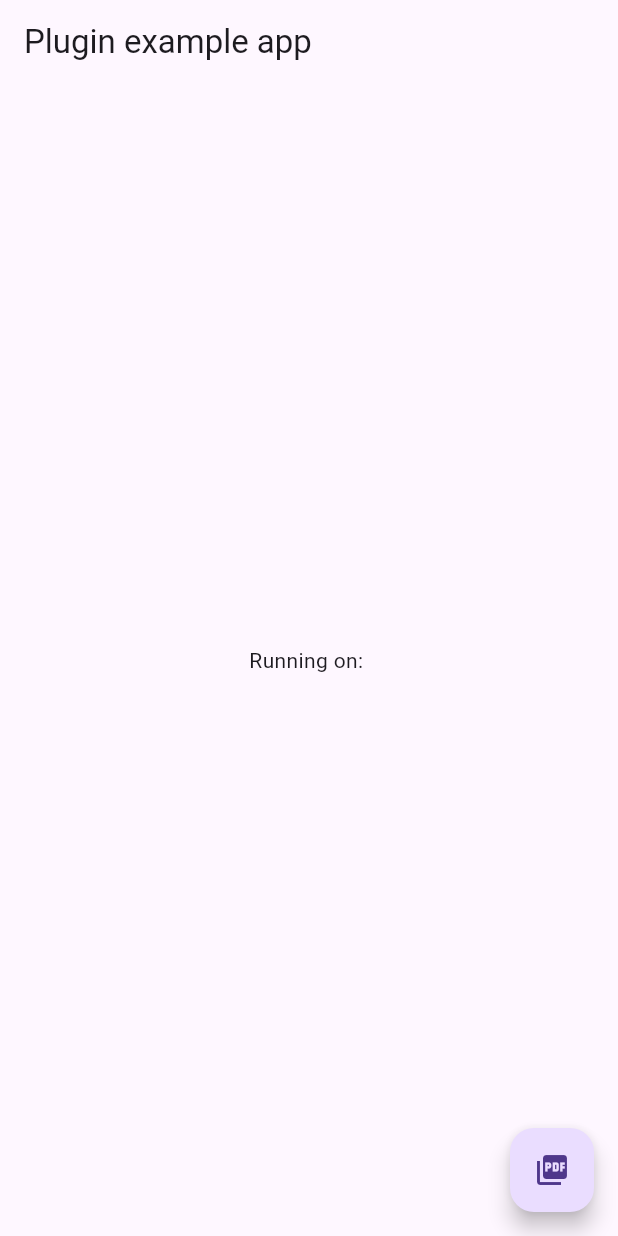
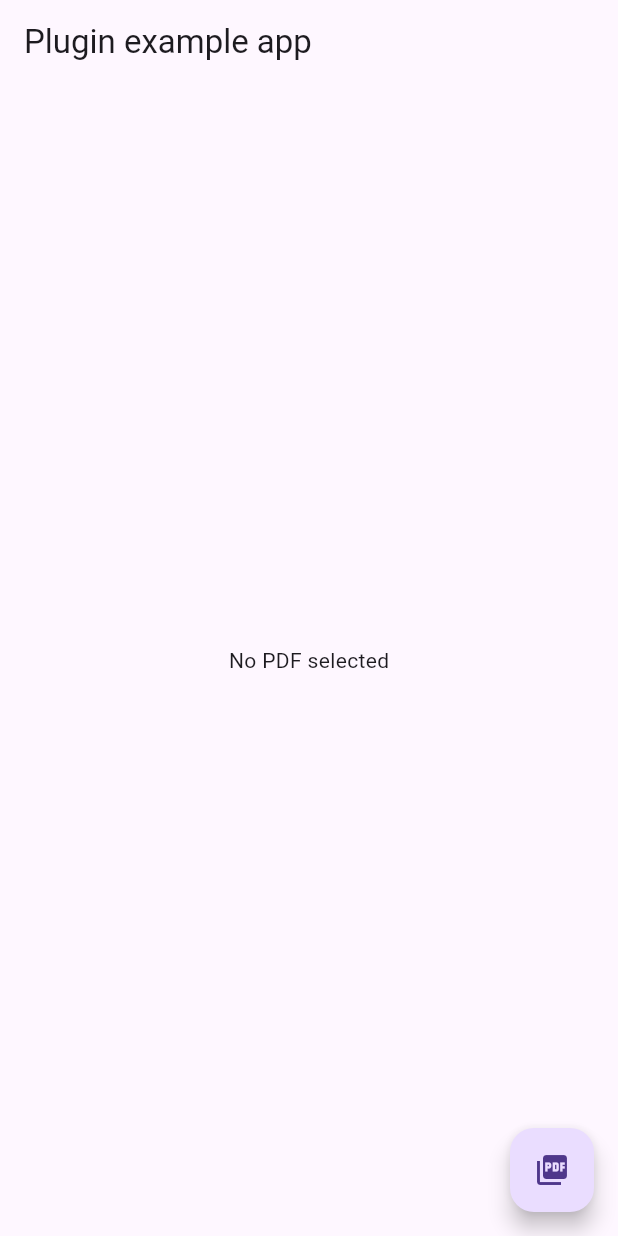
Before and after one commit to moghoneim-code/flutter_pdf_annotations, a Flutter app: the screen it shows after launch, after a tap on the "picture as pdf" icon, on a phone screen of 412 x 824 dp. Run offline on Flutter 3.47's test engine with Material 3 defaults, Android fonts, the phone set to English and light mode, and no system bars; our stand-ins replace file_picker, fluttertoast, plugin_platform_interface; missing offline and left inert: syncfusion_flutter_pdfviewer.

Commit message:
enhanced example

```diff
--- a/example/lib/main.dart
+++ b/example/lib/main.dart
@@ -1,7 +1,10 @@
 import 'dart:developer';
+import 'dart:io' as IO;
 import 'package:flutter/material.dart';
 import 'package:flutter_pdf_annotations/flutter_pdf_annotations.dart';
 import 'package:file_picker/file_picker.dart';
+import 'package:syncfusion_flutter_pdfviewer/pdfviewer.dart';
+import 'dart:typed_data';
 
 void main() {
   runApp(const MyApp());
@@ -20,7 +23,8 @@ class _MyAppState extends State<MyApp> {
     super.initState();
   }
 
-
+  final GlobalKey<SfPdfViewerState> _pdfViewerKey = GlobalKey();
+  Uint8List _file = Uint8List(0);
 
   @override
   Widget build(BuildContext context) {
@@ -28,19 +32,45 @@ class _MyAppState extends State<MyApp> {
       home: Scaffold(
         floatingActionButton: FloatingActionButton(
           onPressed: () async {
+            try {
               FilePickerResult? result = await FilePicker.platform.pickFiles(
                 type: FileType.custom,
                 allowedExtensions: ['pdf'],
+                withData: true, // Ensure we get the file data
               );
-            if (result != null) {
-              log(result.files.single.path!);
+
+              if (result != null && result.files.single.bytes != null) {
+                // First set the initial file
+                setState(() {
+                  _file = result.files.single.bytes!;
+                });
+
+                final filePath = result.files.single.path;
+                if (filePath != null) {
+                  log(filePath);
+
+                  final savePath = filePath.replaceAll('.pdf', '_annotated.pdf');
+
                   await FlutterPdfAnnotations.openPDF(
-                filePath: result.files.single.path!,
-                savePath: result.files.single.path!.replaceAll('.pdf', '_annotated.pdf'),
+                    filePath: filePath,
+                    savePath: savePath,
                     onFileSaved: (path) async {
-                 log('File saved at: $path');
+                      if (path != null) {
+                        final file = IO.File(path);
+                        if (await file.exists()) {
+                          final bytes = await file.readAsBytes();
+                          setState(() {
+                            _file = bytes;
+                          });
+                        }
+                      }
                     },
                   );
+                }
+              }
+            } catch (e) {
+              log('Error processing PDF: $e');
+              // Handle error appropriately - maybe show a snackbar
             }
           },
           child: const Icon(Icons.picture_as_pdf),
@@ -48,8 +78,11 @@ class _MyAppState extends State<MyApp> {
         appBar: AppBar(
           title: const Text('Plugin example app'),
         ),
-        body: const Center(
-          child: Text('Running on: '),
+        body: _file.isEmpty
+            ? const Center(child: Text('No PDF selected'))
+            : SfPdfViewer.memory(
+          _file,
+          key: _pdfViewerKey,
         ),
       ),
     );
--- a/example/pubspec.yaml
+++ b/example/pubspec.yaml
@@ -42,6 +42,8 @@ dev_dependencies:
   # rules and activating additional ones.
   flutter_lints: ^4.0.0
   file_picker: ^8.1.4
+  syncfusion_flutter_pdfviewer: ^28.1.33
+  syncfusion_flutter_core: ^28.1.33
 
 # For information on the generic Dart part of this file, see the
 # following page: https://dart.dev/tools/pub/pubspec
```
Also changed, not shown: example/pubspec.lock. Lines whose indentation alone changed are shown as unchanged.
